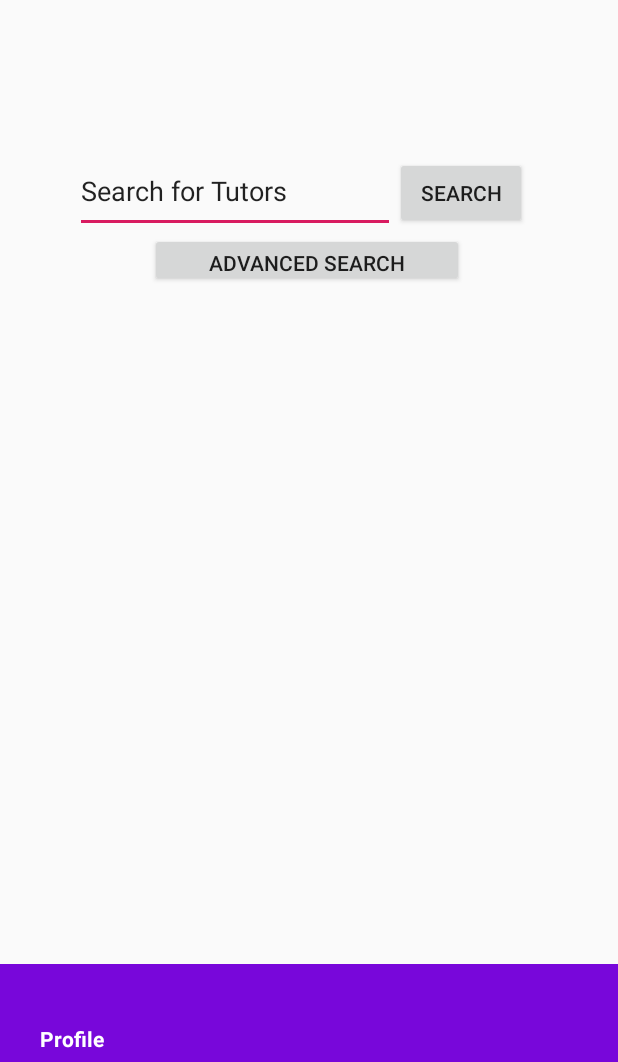
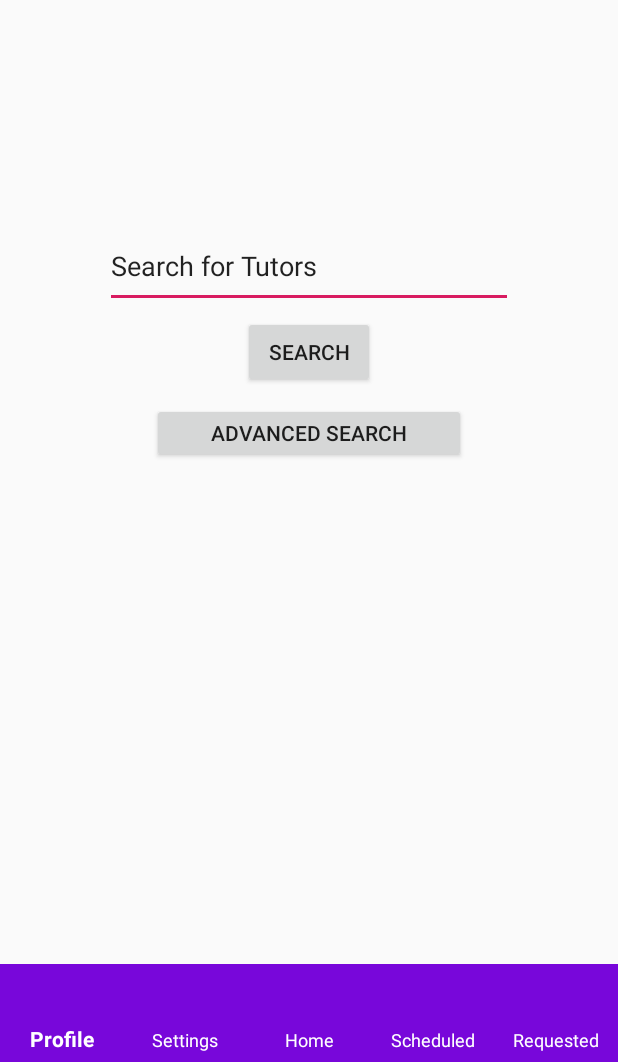
Before and after one commit to shoffman813/CS495, an Android app: the MainActivity screen opened directly, with no data from a screen before it, on a phone screen of 412 x 824 dp, the part 174-1236 px from its top. Run offline under Robolectric (Android 15) with nearby library versions, the phone set to English and light mode, and no system bars.

Commit message:
changing label visibility mode

```diff
--- a/app/src/main/java/com/example/tutorly/MainActivity.java
+++ b/app/src/main/java/com/example/tutorly/MainActivity.java
@@ -3,6 +3,7 @@ package com.example.tutorly;
 import android.content.Intent;
 import android.os.Bundle;
 import android.support.annotation.NonNull;
+import android.support.design.bottomnavigation.LabelVisibilityMode;
 import android.support.design.widget.BottomNavigationView;
 import android.support.v7.app.AppCompatActivity;
 import android.view.MenuItem;
--- a/app/src/main/res/layout/activity_main.xml
+++ b/app/src/main/res/layout/activity_main.xml
@@ -19,42 +19,33 @@
             android:textSize="45sp"
             app:fontFamily="sans-serif-black" />
 
-        <LinearLayout
-            android:layout_width="match_parent"
-            android:layout_height="wrap_content"
-            android:orientation="horizontal">
 
         <EditText
             android:id="@+id/editText"
-                android:layout_width="wrap_content"
+            android:layout_width="272dp"
             android:layout_height="55dp"
+            android:layout_gravity="center"
+            android:layout_marginTop="150dp"
             android:ems="10"
             android:inputType="textPersonName"
-                android:text="Search for Tutors"
-                android:layout_marginTop="100dp"
-                android:layout_marginLeft="50dp"
-                tools:layout_editor_absoluteX="100dp"
-                tools:layout_editor_absoluteY="300dp" />
+            android:text="Search for Tutors" />
 
         <Button
             android:id="@+id/SearchBtn"
             android:layout_width="wrap_content"
             android:layout_height="wrap_content"
-                android:layout_marginTop="100dp"
+            android:layout_marginTop="5dp"
             android:text="Search"
-                tools:layout_editor_absoluteX="282dp"
-                tools:layout_editor_absoluteY="195dp"
-                />
-        </LinearLayout>
+            android:layout_gravity="center" />
+
 
         <Button
             android:id="@+id/AdvSearchBtn"
             android:layout_width="209dp"
-            android:layout_height="36dp"
-            android:layout_marginLeft="100dp"
+            android:layout_height="40dp"
             android:text="Advanced Search Options"
-            tools:layout_editor_absoluteX="101dp"
-            tools:layout_editor_absoluteY="255dp" />
+            android:layout_marginTop="10dp"
+            android:layout_gravity="center" />
 
     </LinearLayout>
 
@@ -73,7 +64,8 @@
             app:itemBackground="@color/colorPrimary"
             app:itemIconTint="@color/white"
             app:itemTextColor="@color/white"
-            app:menu="@layout/my_navigation_items" />
+            app:menu="@layout/my_navigation_items"
+            app:labelVisibilityMode="labeled"/>
 
     </RelativeLayout>
 
--- a/app/src/main/res/layout/my_navigation_items.xml
+++ b/app/src/main/res/layout/my_navigation_items.xml
@@ -6,22 +6,27 @@
 
     <item android:id="@+id/profile_item"
         android:title="@string/profile_str"
+        android:visible="true"
         app:showAsAction="ifRoom"/>
 
     <item android:id="@+id/settings_item"
         android:title="@string/settings_str"
+        android:visible="true"
         app:showAsAction="ifRoom"/>
 
     <item android:id="@+id/home_item"
         android:title="@string/home_str"
+        android:visible="true"
         app:showAsAction="ifRoom"/>
 
     <item android:id="@+id/scheduled_item"
         android:title="@string/scheduled_str"
+        android:visible="true"
         app:showAsAction="ifRoom"/>
 
     <item android:id="@+id/requested_item"
         android:title="@string/requested_str"
+        android:visible="true"
         app:showAsAction="ifRoom"/>
 
 </menu>
```
Lines whose indentation alone changed are shown as unchanged.
